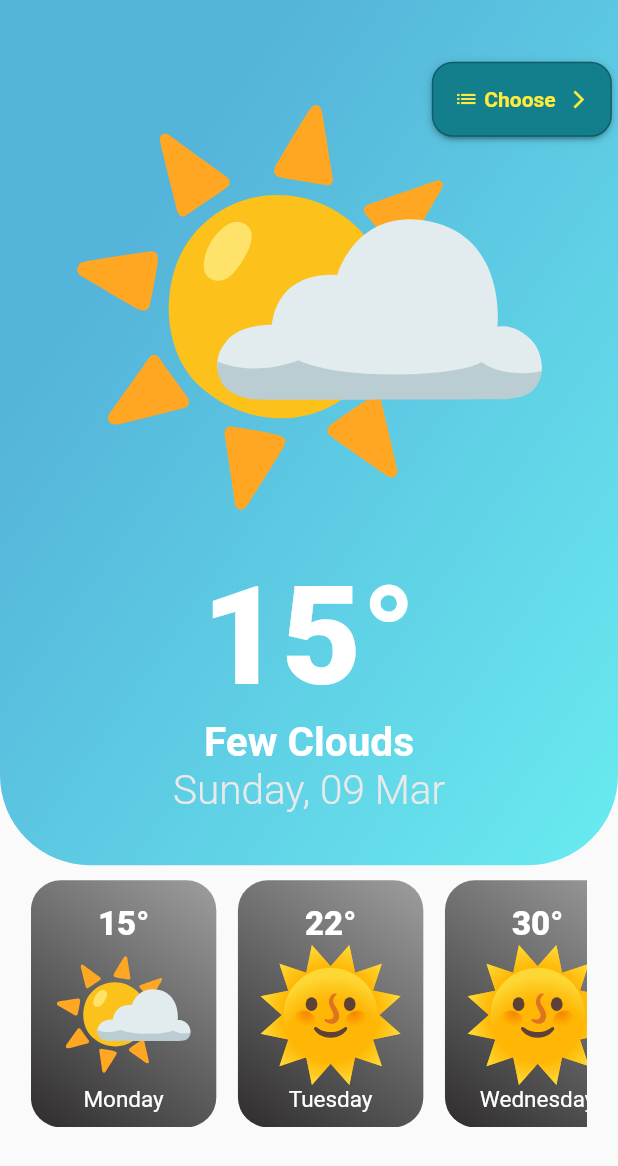
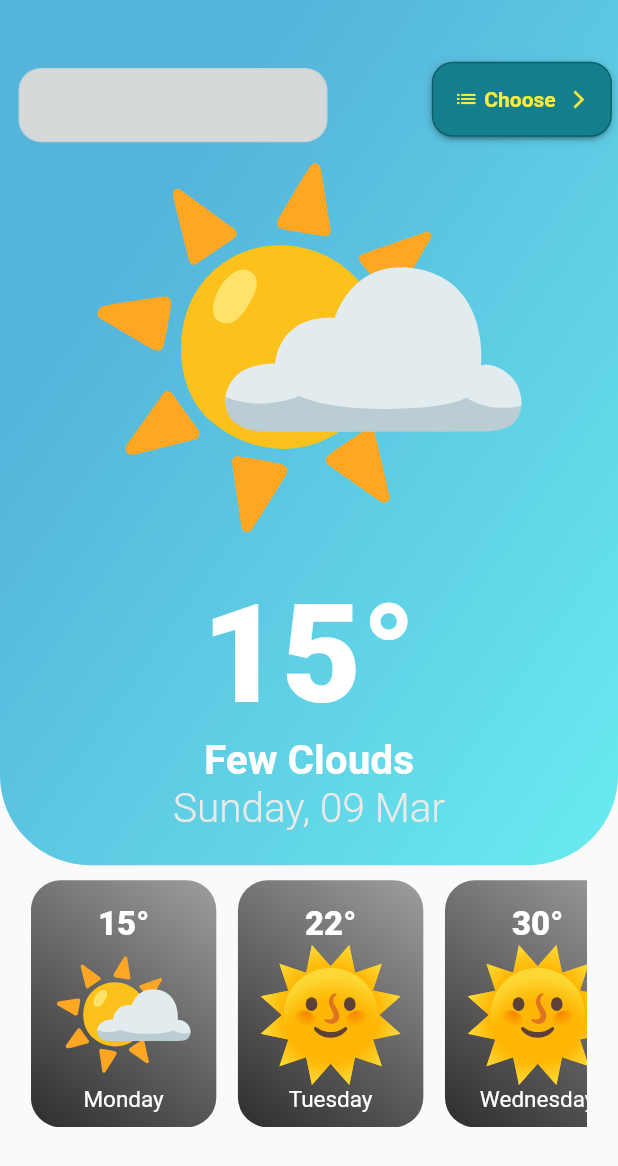
Before and after one commit to Blom4/i_tour, a Flutter app: the WeatherForecast widget shown alone on an empty page, opened directly, on a phone screen of 412 x 824 dp. Shown: the top 1166 px of the screen. Run offline on Flutter 3.47's test engine with Material 2 defaults, Android fonts, the phone set to English and light mode, and no system bars; drawn by our look-alikes of dropdown_button2, flutter_typeahead; our stand-ins replace firebase_core, flip_card, flutter_rating_stars, flutter_riverpod, flutter_svg, geolocator and 5 more; missing offline and left inert: fab_circular_menu, flutter_polyline_points, search_page; accounts and stored records are empty.

Commit message:
weather search Location

```diff
--- /dev/null
+++ b/lib/screens/Home/WeatherForcast/Components/Search.dart
@@ -0,0 +1,50 @@
+import 'package:flutter/material.dart';
+import 'package:flutter/src/widgets/framework.dart';
+import 'package:flutter/src/widgets/placeholder.dart';
+import 'package:flutter_typeahead/flutter_typeahead.dart';
+import 'package:i_tour/screens/Home/WeatherForcast/Service.dart';
+
+class SearchField extends StatefulWidget {
+  const SearchField({super.key});
+
+  @override
+  State<SearchField> createState() => _SearchFieldState();
+}
+
+class _SearchFieldState extends State<SearchField> {
+  @override
+  Widget build(BuildContext context) {
+    final width = MediaQuery.of(context).copyWith().size.width;
+    final height = MediaQuery.of(context).copyWith().size.height;
+    return Container(
+        width: width * 0.5,
+        height: height * 0.06,
+        margin: const EdgeInsets.all(0),
+        decoration: BoxDecoration(
+            borderRadius: BorderRadius.circular(15),
+            border:
+                Border.all(color: const Color.fromARGB(255, 201, 210, 214)),
+            color: const Color.fromARGB(255, 212, 218, 218)),
+        child: TypeAheadField(
+          textFieldConfiguration: TextFieldConfiguration(
+              autofocus: true,
+              style: DefaultTextStyle.of(context)
+                  .style
+                  .copyWith(fontStyle: FontStyle.italic),
+              decoration: const InputDecoration(border: InputBorder.none)),
+          suggestionsCallback: (pattern) async {
+            return await BackendService.getSuggestions(pattern);
+          },
+          itemBuilder: (context, suggestion) {
+            return ListTile(
+              // leading: Icon(Icons.shopping_cart),
+              title: Text(suggestion['name']!),
+              // subtitle: Text('\$${suggestion['price']}'),
+            );
+          },
+          onSuggestionSelected: (suggestion) {
+            print(suggestion);
+          },
+        ));
+  }
+}
--- /dev/null
+++ b/lib/screens/Home/WeatherForcast/Service.dart
@@ -0,0 +1,11 @@
+import 'dart:math';
+
+class BackendService {
+  static Future<List<Map<String, String>>> getSuggestions(String query) async {
+    await Future<void>.delayed(Duration(seconds: 1));
+
+    return List.generate(3, (index) {
+      return {'name': query + index.toString(), 'price': Random().nextInt(100).toString()};
+    });
+  }
+}
--- a/lib/screens/Home/WeatherForcast/WeatherForcast.dart
+++ b/lib/screens/Home/WeatherForcast/WeatherForcast.dart
@@ -3,10 +3,14 @@ import 'package:flutter_svg/flutter_svg.dart';
 import 'package:flutter/material.dart';
 import 'package:flutter/src/widgets/framework.dart';
 import 'package:flutter/src/widgets/placeholder.dart';
+import 'package:flutter_typeahead/flutter_typeahead.dart';
 import 'package:geolocator/geolocator.dart';
 import 'package:google_maps_flutter/google_maps_flutter.dart';
 import 'package:i_tour/screens/Home/WeatherForcast/Components/ChoosePerson.dart';
+import 'package:i_tour/screens/Home/WeatherForcast/Components/Search.dart';
+import 'package:i_tour/screens/Home/WeatherForcast/Service.dart';
 import 'package:i_tour/screens/Home/WeatherForcast/Constants.dart';
+import 'package:search_page/search_page.dart';
 import 'package:weather/weather.dart';
 
 class WeatherForecast extends StatefulWidget {
@@ -18,7 +22,7 @@ class WeatherForecast extends StatefulWidget {
 
 class _WeatherForecastState extends State<WeatherForecast> {
   late WeatherFactory ws;
-
+  final searchController = TextEditingController();
   @override
   void initState() {
     super.initState();
@@ -50,16 +54,14 @@ class _WeatherForecastState extends State<WeatherForecast> {
               child: Column(
                 children: [
                   SizedBox(
-                    height: height * 0.05,
+                    height: height * 0.1,
                   ),
                   SvgPicture.asset(
                     // color: Colors.white,
-                    width: width * 0.8,
+                    width: width * 0.73,
                     "assets/weather/sunclouds.svg",
-                    placeholderBuilder: (context) => Container(
-                      // padding: const EdgeInsets.all(30.0),
-                      child: const CircularProgressIndicator(),
-                    ),
+                    placeholderBuilder: (context) =>
+                        const CircularProgressIndicator(),
                   ),
                   const Text(
                     "15°",
@@ -283,8 +285,12 @@ class _WeatherForecastState extends State<WeatherForecast> {
             )
           ],
         ),
-        Positioned(top: height*0.05,
-          right: width*0.01,child: ChoosePerson())
+        Positioned(
+            left: width * 0.03, top: height * 0.055, child: SearchField()),
+        Positioned(
+            top: height * 0.05,
+            right: width * 0.01,
+            child: const ChoosePerson())
       ],
     );
   }
--- a/pubspec.yaml
+++ b/pubspec.yaml
@@ -59,6 +59,8 @@ dependencies:
   persistent_bottom_nav_bar: ^5.0.2
   weather: ^2.0.1
   dropdown_button2: ^2.0.0
+  search_page: ^2.3.0
+  flutter_typeahead: ^4.3.7
 
 dev_dependencies:
   flutter_test:
```
Also changed, not shown: pubspec.lock.
